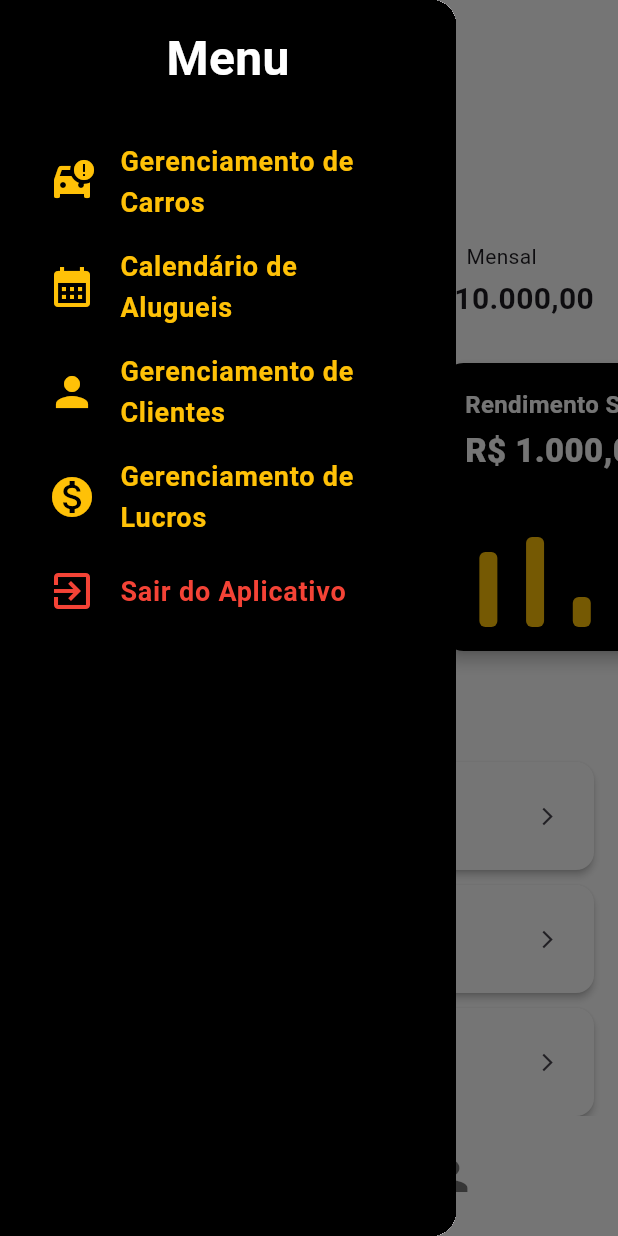
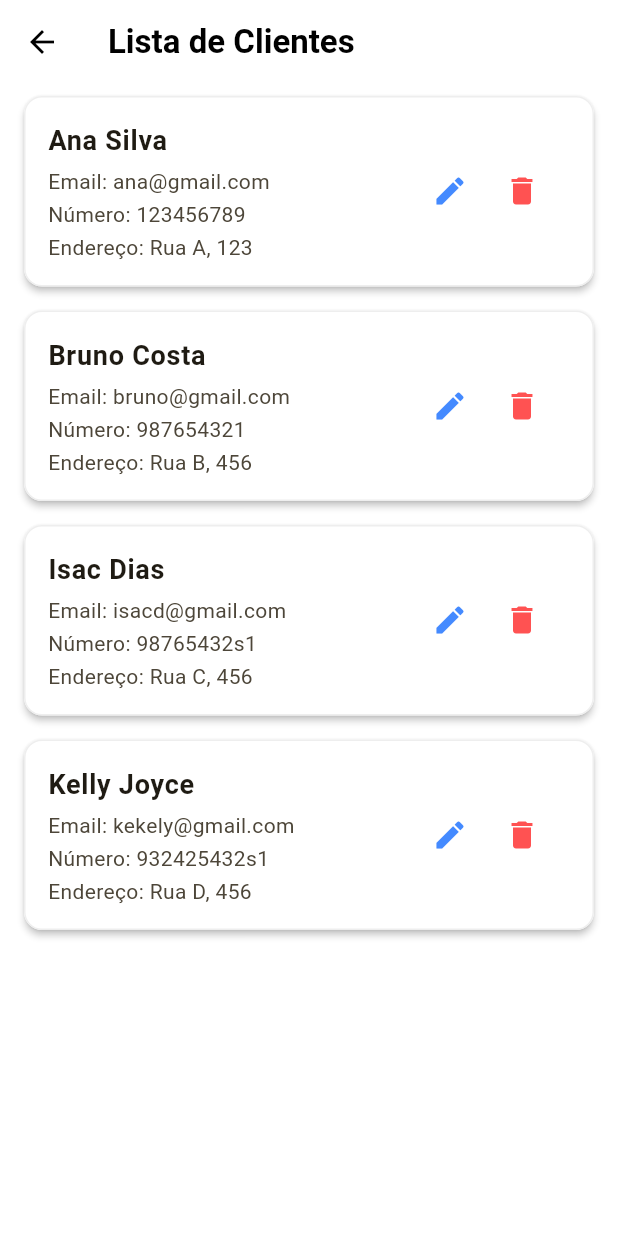
Before and after one commit to Isac001/Alug_Car, a Flutter app: the HomeScreen screen opened directly, after a tap on the "menu" icon, after a tap on "Gerenciamento de Clientes", on a phone screen of 412 x 824 dp. Run offline on Flutter 3.47's test engine with Material 3 defaults, Android fonts, the phone set to English and light mode, and no system bars.

Commit message:
[AC-0001] Adding the client module

```diff
--- a/lib/main.dart
+++ b/lib/main.dart
@@ -1,4 +1,4 @@
-import 'package:alug_car/screens/home_screen.dart';
+import 'package:alug_car/modules/home/screens/login_screen.dart';
 import 'package:flutter/material.dart';
 
 // The main function, which is the entry point for the application.
@@ -21,12 +21,12 @@ class MyApp extends StatelessWidget {
       // Define the theme data for the application.
       theme: ThemeData(
         // Create a color scheme from a single seed color.
-        colorScheme: ColorScheme.fromSeed(seedColor: Colors.deepPurple),
+        colorScheme: ColorScheme.fromSeed(seedColor: Colors.amber),
         // Enable the Material 3 design system.
         useMaterial3: true,
       ),
       // Set the default screen to be displayed when the app starts.
-      home: const HomeScreen(),
+      home: LoginScreen(),
     );
   }
 }
--- /dev/null
+++ b/lib/modules/client/screens/client_list_screen.dart
@@ -0,0 +1,122 @@
+import 'package:alug_car/modules/client/utils/client_list.dart';
+import 'package:flutter/material.dart';
+
+// Defines the client list screen as a stateful widget.
+class ClientListScreen extends StatefulWidget {
+  const ClientListScreen({super.key});
+
+  @override
+  State<ClientListScreen> createState() => _ClientListScreenState();
+}
+
+// Manages the state for the ClientListScreen.
+class _ClientListScreenState extends State<ClientListScreen> {
+
+  // This method builds the main widget tree for the screen.
+  @override
+  Widget build(BuildContext context) {
+    // Scaffold provides the basic visual layout structure.
+    return Scaffold(
+      backgroundColor: Colors.white,
+      // Sets the app bar for the screen.
+      appBar: _buildAppBar(),
+      // Sets the body of the screen to display the client list.
+      body: _buildClientList(),
+    );
+  }
+
+  // Component 1: Builds the AppBar for the screen.
+  AppBar _buildAppBar() {
+    return AppBar(
+      // Makes the AppBar background transparent.
+      backgroundColor: Colors.transparent,
+      // Removes the shadow below the AppBar.
+      elevation: 0,
+      // Adds a back button to navigate to the previous screen.
+      leading: IconButton(
+        icon: const Icon(Icons.arrow_back, color: Colors.black),
+        onPressed: () => Navigator.of(context).pop(),
+      ),
+      // Sets the title of the screen.
+      title: const Text(
+        'Lista de Clientes',
+        style: TextStyle(color: Colors.black, fontWeight: FontWeight.bold),
+      ),
+    );
+  }
+
+  // Component 2: Builds the scrollable list of clients.
+  Widget _buildClientList() {
+    // ListView.builder efficiently creates list items as they scroll into view.
+    return ListView.builder(
+      // The total number of items in the list.
+      itemCount: clientList.length,
+      // The builder function for each item in the list.
+      itemBuilder: (BuildContext context, int index) {
+        // Gets the client data for the current index.
+        final client = clientList[index];
+        // Delegates the construction of each client card to another method.
+        return _buildClientCard(client);
+      },
+    );
+  }
+
+  // Component 3: Builds a single card for a client.
+  // This acts as a template for each item in the list.
+  Widget _buildClientCard(Map<String, String> client) {
+    // Card provides a container with a shadow and rounded corners.
+    return Card(
+      color: Colors.white,
+      // Defines the shape and border of the card.
+      shape: RoundedRectangleBorder(
+        borderRadius: BorderRadius.circular(12.0),
+        side: BorderSide(color: Colors.grey.shade200, width: 1),
+      ),
+      // Sets the margin around the card.
+      margin: const EdgeInsets.symmetric(horizontal: 16, vertical: 8),
+      elevation: 2,
+      // Adds padding inside the card.
+      child: Padding(
+        padding: const EdgeInsets.symmetric(vertical: 8.0),
+        // ListTile provides a standard row layout for text and icons.
+        child: ListTile(
+          // The main title of the list item, displaying the client's name.
+          title: Text(client['name']!, style: const TextStyle(fontWeight: FontWeight.bold, fontSize: 18)),
+          // The content below the title, arranged in a column.
+          subtitle: Column(
+            crossAxisAlignment: CrossAxisAlignment.start,
+            children: [
+              const SizedBox(height: 4),
+              // Displays the client's email.
+              Text('Email: ${client['email']!}'),
+              const SizedBox(height: 2),
+              // Displays the client's phone number.
+              Text('Número: ${client['phone']!}'),
+              const SizedBox(height: 2),
+              // Displays the client's address.
+              Text('Endereço: ${client['address']!}'),
+            ],
+          ),
+          // Widgets displayed at the end of the ListTile.
+          trailing: Row(
+            mainAxisSize: MainAxisSize.min,
+            children: [
+              // The "edit" action button.
+              IconButton(
+                icon: const Icon(Icons.edit, color: Colors.blueAccent),
+                onPressed: () {},
+                tooltip: 'Atualizar',
+              ),
+              // The "delete" action button.
+              IconButton(
+                icon: const Icon(Icons.delete, color: Colors.redAccent),
+                onPressed: () {},
+                tooltip: 'Deletar',
+              ),
+            ],
+          ),
+        ),
+      ),
+    );
+  }
+}
--- /dev/null
+++ b/lib/modules/client/utils/client_list.dart
@@ -0,0 +1,28 @@
+// List of clients for a car rental application
+
+List<Map<String, String>> clientList = [
+  {
+    'name': 'Ana Silva',
+    'email': 'ana@gmail.com',
+    'phone': '123456789',
+    'address': 'Rua A, 123'
+  },
+  {
+    'name': 'Bruno Costa',
+    'email': 'bruno@gmail.com',
+    'phone': '987654321',
+    'address': 'Rua B, 456'
+  },
+  {
+    'name': 'Isac Dias',
+    'email': 'isacd@gmail.com',
+    'phone': '98765432s1',
+    'address': 'Rua C, 456'
+  },
+  {
+    'name': 'Kelly Joyce',
+    'email': 'kekely@gmail.com',
+    'phone': '932425432s1',
+    'address': 'Rua D, 456'
+  },
+];
--- a/lib/screens/home_screen.dart
+++ b/lib/modules/home/screens/home_screen.dart
@@ -1,5 +1,7 @@
+import 'package:alug_car/modules/client/screens/client_register_screen.dart';
+import 'package:alug_car/modules/client/screens/client_list_screen.dart';
+import 'package:alug_car/modules/home/utils/home_utils.dart';
 import 'package:flutter/material.dart';
-import 'package:alug_car/utils/list_cars.dart';
 
 // Define a stateful widget for the home screen.
 class HomeScreen extends StatefulWidget {
@@ -13,6 +15,20 @@ class HomeScreen extends StatefulWidget {
 
 // Define the state class for the HomeScreen widget.
 class _HomeScreenState extends State<HomeScreen> {
+
+  void showClientRegisterSheet() {
+    showModalBottomSheet(
+      context: context,
+      isScrollControlled: true,
+      shape: const RoundedRectangleBorder(
+        borderRadius: BorderRadius.vertical(top: Radius.circular(20.0)),
+      ),
+      builder: (BuildContext context) {
+        return const ClientRegisterScreen();
+      },
+    );
+  }
+
   // Create a GlobalKey to control the Scaffold, mainly for opening the drawer.
   final GlobalKey<ScaffoldState> _scaffoldKey = GlobalKey<ScaffoldState>();
 
@@ -106,7 +122,9 @@ class _HomeScreenState extends State<HomeScreen> {
             // Define the icon, size, and color.
             icon: const Icon(Icons.person, size: 32, color: Colors.black54),
             // The action to perform on press (currently empty).
-            onPressed: () {},
+            onPressed: () {
+              showClientRegisterSheet();
+            },
           ),
         ],
       ),
@@ -328,7 +346,7 @@ class _HomeScreenState extends State<HomeScreen> {
       // The child is a Container for custom styling.
       child: Container(
         // Set the background color of the drawer.
-        color: Colors.black,
+        color: Colors.white,
         // Add padding inside the drawer.
         child: Padding(
           // Apply padding on all sides.
@@ -343,7 +361,10 @@ class _HomeScreenState extends State<HomeScreen> {
               const Text(
                 'Menu',
                 // Style the menu title.
-                style: TextStyle(fontSize: 32, fontWeight: FontWeight.bold, color: Colors.white),
+                style: TextStyle(
+                    fontSize: 32,
+                    fontWeight: FontWeight.bold,
+                    color: Colors.black),
               ),
               // Add vertical space.
               SizedBox(
@@ -406,7 +427,14 @@ class _HomeScreenState extends State<HomeScreen> {
                       fontWeight: FontWeight.bold),
                 ),
                 // The action to perform on tap.
-                onTap: () {},
+                onTap: () {
+                  Navigator.push(
+                    context,
+                    MaterialPageRoute(
+                      builder: (context) => ClientListScreen(),
+                    ),
+                  );
+                },
               ),
               // Another menu item.
               ListTile(
```
Also changed, not shown: lib/modules/client/screens/client_register_screen.dart (added, +188 -0 lines), lib/modules/home/screens/login_screen.dart (added, +180 -0 lines), lib/screens/login_screen.dart (deleted, +0 -147 lines), lib/modules/home/utils/home_utils.dart (renamed from lib/utils/list_cars.dart).
